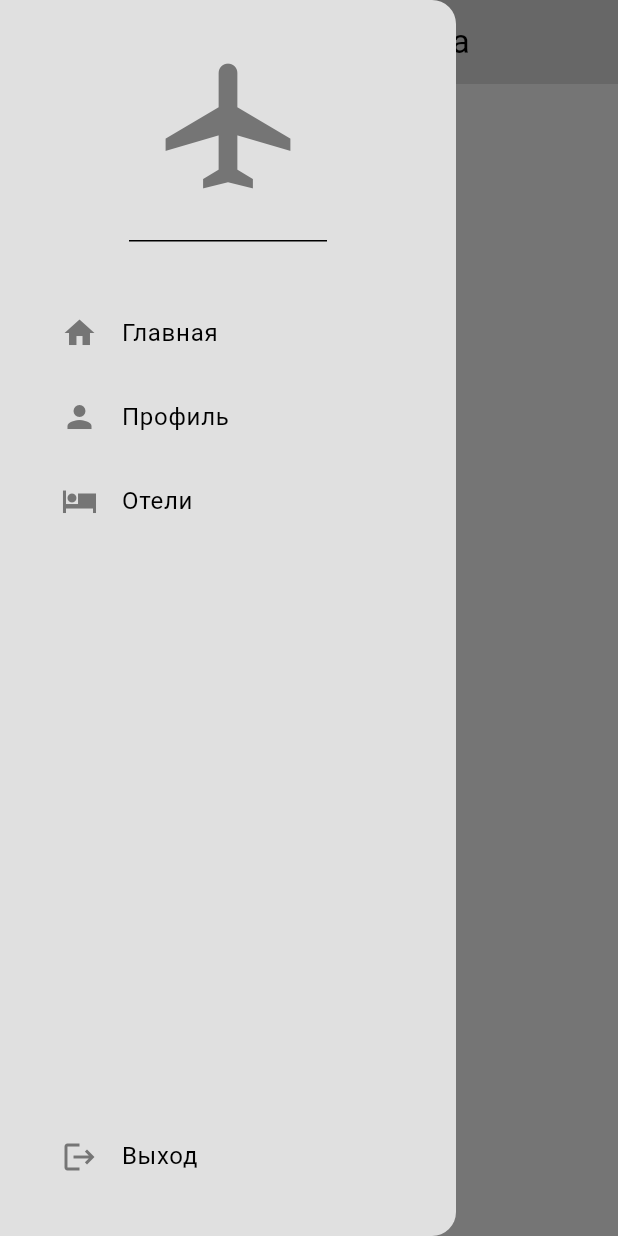
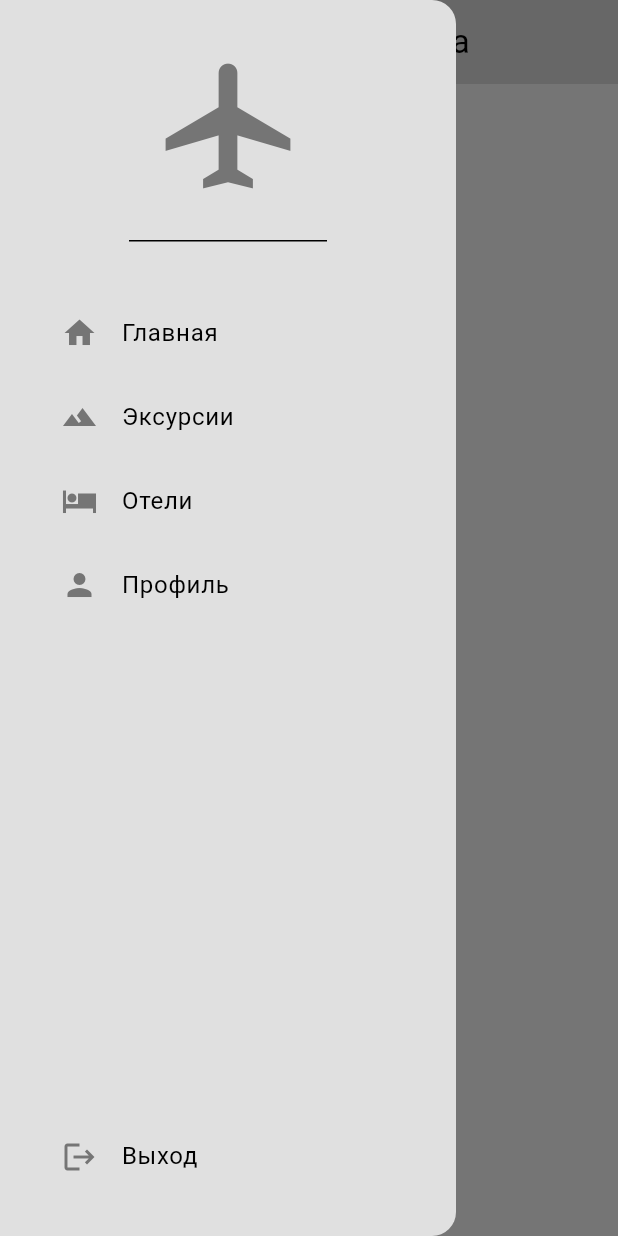
Before and after one commit to ErikBagaev1/travel_app, a Flutter app: the screen it shows once a user with an empty profile is signed in, with the side drawer open, on a phone screen of 412 x 824 dp. Run offline on Flutter 3.47's test engine with Material 3 defaults, Android fonts, the light colour scheme and no system bars; our stand-ins replace cloud_firestore, firebase_auth, firebase_core; accounts and stored records are empty.

Commit message:
Страница Hotels

```diff
--- a/lib/components/my_drawer.dart
+++ b/lib/components/my_drawer.dart
@@ -34,6 +34,35 @@ class MyDrawer extends StatelessWidget {
                 title: const Text('Главная'),
                 onTap: () {
                   Navigator.pop(context);
+                  Navigator.pushReplacementNamed(context, '/home_page');
+                },
+              ),
+            ),
+            Padding(
+              padding: const EdgeInsets.only(left: 25.0),
+              child: ListTile(
+                leading: Icon(
+                  Icons.terrain,
+                  color: Theme.of(context).colorScheme.inversePrimary,
+                ),
+                title: const Text('Эксурсии'),
+                onTap: () {
+                  Navigator.pop(context);
+                  Navigator.pushReplacementNamed(context, '/hotels_page');
+                },
+              ),
+            ),
+            Padding(
+              padding: const EdgeInsets.only(left: 25.0),
+              child: ListTile(
+                leading: Icon(
+                  Icons.hotel_sharp,
+                  color: Theme.of(context).colorScheme.inversePrimary,
+                ),
+                title: const Text('Отели'),
+                onTap: () {
+                  Navigator.pop(context);
+                  Navigator.pushReplacementNamed(context, '/hotels_page');
                 },
               ),
             ),
@@ -47,21 +76,7 @@ class MyDrawer extends StatelessWidget {
                 title: const Text('Профиль'),
                 onTap: () {
                   Navigator.pop(context);
-                  Navigator.pushNamed(context, '/profile_page');
-                },
-              ),
-            ),
-            Padding(
-              padding: const EdgeInsets.only(left: 25.0),
-              child: ListTile(
-                leading: Icon(
-                  Icons.hotel_sharp,
-                  color: Theme.of(context).colorScheme.inversePrimary,
-                ),
-                title: const Text('Отели'),
-                onTap: () {
-                  Navigator.pop(context);
-                  Navigator.pushNamed(context, '/users_page');
+                  Navigator.pushReplacementNamed(context, '/profile_page');
                 },
               ),
             ),
--- a/lib/main.dart
+++ b/lib/main.dart
@@ -3,12 +3,14 @@ import 'package:flutter/material.dart';
 import 'package:provider/provider.dart';
 import 'package:social_network/auth/auth.dart';
 import 'package:social_network/auth/login_on_register.dart';
-import 'package:social_network/provider/gender_provider.dart';
-import 'package:social_network/provider/user_data_provider.dart';
 import 'package:social_network/pages/editing_page.dart';
 import 'package:social_network/pages/home_page.dart';
+import 'package:social_network/pages/hotel_about_page.dart';
+import 'package:social_network/pages/hotels_page.dart';
 import 'package:social_network/pages/profile_page.dart';
-import 'package:social_network/pages/users_page.dart';
+import 'package:social_network/provider/gender_provider.dart';
+import 'package:social_network/provider/hotels_provider.dart';
+import 'package:social_network/provider/user_data_provider.dart';
 import 'package:social_network/theme/dark_mode.dart';
 import 'package:social_network/theme/light_mode.dart';
 
@@ -31,6 +33,7 @@ class MyApp extends StatelessWidget {
       providers: [
         ChangeNotifierProvider(create: (context) => UserDataProvider()),
         ChangeNotifierProvider(create: (context) => GenderProvider()),
+        ChangeNotifierProvider(create: (_) => HotelProvider()),
       ],
       child: MaterialApp(
         debugShowCheckedModeBanner: false,
@@ -41,8 +44,9 @@ class MyApp extends StatelessWidget {
           '/login_register_page': (context) => const LoginOnRegister(),
           '/home_page': (context) => const HomePage(),
           '/profile_page': (context) => const ProfilePage(),
-          '/users_page': (context) => const UsersPage(),
           '/editing_page': (context) => const EditingPage(),
+          '/hotels_page': (context) => const HotelsPage(),
+          '/hotel_about_page': (context) => const HotelAbout(),
         },
       ),
     );
--- /dev/null
+++ b/lib/models/hotels_mdel.dart
@@ -0,0 +1,14 @@
+class Hotel {
+  final String name;
+
+  final String distance;
+  final String nightPrice;
+  final int stars;
+
+  Hotel({
+    required this.stars,
+    required this.name,
+    required this.distance,
+    required this.nightPrice,
+  });
+}
--- a/lib/pages/profile_page.dart
+++ b/lib/pages/profile_page.dart
@@ -1,6 +1,7 @@
 import 'package:firebase_auth/firebase_auth.dart';
 import 'package:flutter/material.dart';
 import 'package:provider/provider.dart';
+import 'package:social_network/components/my_drawer.dart';
 import 'package:social_network/components/my_expanded.dart';
 import 'package:social_network/provider/user_data_provider.dart';
 
@@ -47,6 +48,7 @@ class _ProfilePageState extends State<ProfilePage> {
           centerTitle: true,
           title: const Text('Профиль'),
         ),
+        drawer: const MyDrawer(),
         backgroundColor: theme.background,
         body: Consumer<UserDataProvider>(
           builder: (context, userDataProvider, child) {
--- /dev/null
+++ b/lib/provider/hotels_provider.dart
@@ -0,0 +1,13 @@
+import 'package:flutter/material.dart';
+import 'package:social_network/models/hotels_mdel.dart';
+
+class HotelProvider extends ChangeNotifier {
+  Hotel? _selectedHotel;
+
+  Hotel? get selectedHotel => _selectedHotel;
+
+  void selectHotel(Hotel hotel) {
+    _selectedHotel = hotel;
+    notifyListeners();
+  }
+}
```
Also changed, not shown: lib/components/my_card.dart (added, +135 -0 lines), lib/pages/hotel_about_page.dart (added, +62 -0 lines), lib/pages/hotels_page.dart (added, +20 -0 lines), lib/pages/users_page.dart (+40 -40 lines).
